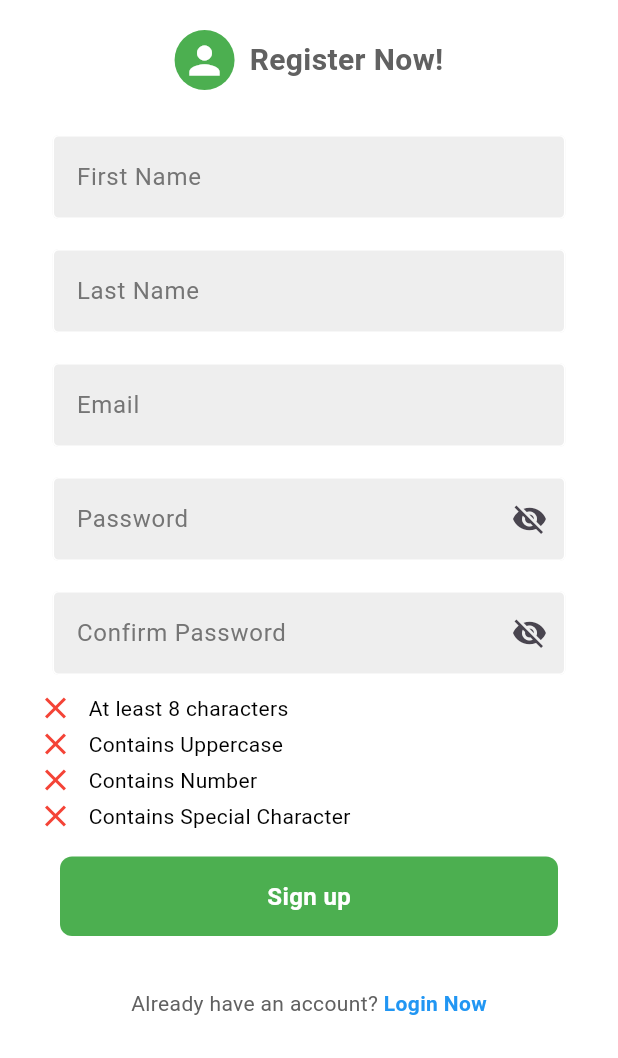
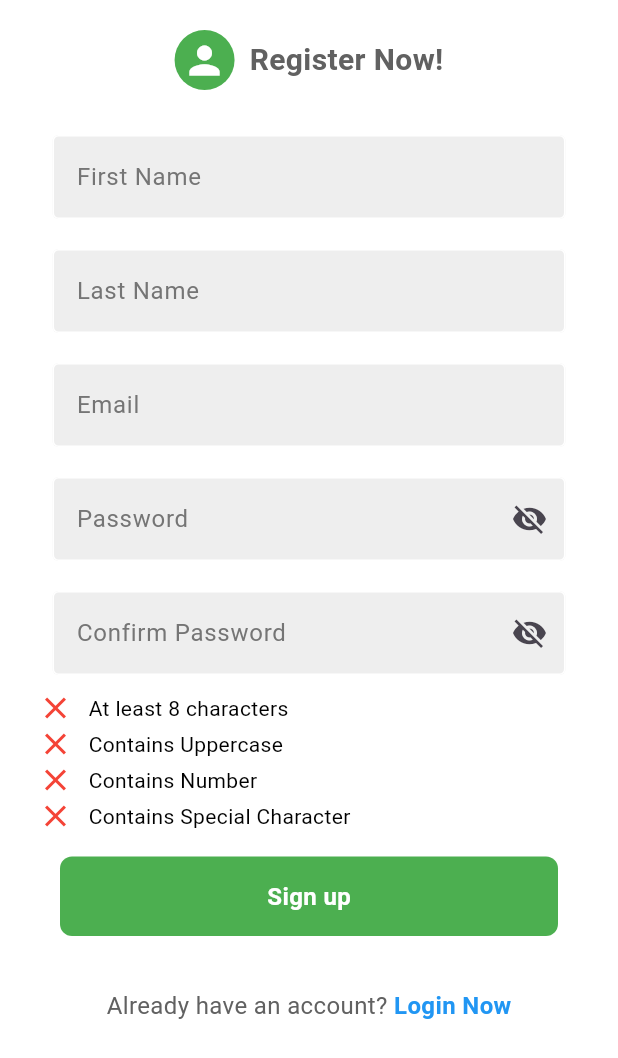
Before and after one commit to 40125789/shelfaware_app, a Flutter app: the screen it shows after launch, after a tap on "Register Now", on a phone screen of 412 x 824 dp. Shown: the top 1058 px of the screen. Run offline on Flutter 3.47's test engine with Material 3 defaults, Android fonts, the phone set to English and light mode, and no system bars; our stand-ins replace badges, cached_network_image, camera, cloud_firestore, equatable, firebase_auth and 24 more; missing offline and left inert: barcode_scan2, dart:ffi, fake_cloud_firestore, firebase_app_check, firebase_auth_mocks, fuzzy and 3 more; accounts and stored records are empty; project files that could hold a hidden picture were left out.

Commit message:
Refactor: Update font size for text elements in login and register pages for improved readability.

```diff
--- a/lib/pages/login_page.dart
+++ b/lib/pages/login_page.dart
@@ -146,10 +146,10 @@ class _LoginPageState extends State<LoginPage> {
                     child: const Text(
                       'Forgot password?',
                       style: TextStyle(
-                          color: Colors.blue, fontWeight: FontWeight.bold),
+                        color: Colors.blue, fontWeight: FontWeight.bold, fontSize: 16),
+                    ),
                     ),
                   ),
-                ),
                 const SizedBox(height: 15),
 
                 // Sign-in button
@@ -166,17 +166,27 @@ class _LoginPageState extends State<LoginPage> {
                 Row(
                   mainAxisAlignment: MainAxisAlignment.center,
                   children: [
-                    Text('Not a member?',
-                        style: TextStyle(color: Colors.grey[700])),
-                    const SizedBox(width: 4),
+                  Text(
+                    'Not a member?',
+                    style: TextStyle(
+                    color: Colors.grey[700],
+                    fontSize: 16,
+                    ),
+                  ),
+                  const SizedBox(width: 4),
                     GestureDetector(
                       onTap: widget.onTap,
                       child: const Text(
-                        'Register Now',
-                        style: TextStyle(
-                            color: Colors.blue, fontWeight: FontWeight.bold),
+                      'Register Now',
+                      style: TextStyle(
+                        color: Colors.blue,
+                        fontWeight: FontWeight.bold,
+                        fontSize: 16,
+                      ),
                       ),
                     ),
+
+
                   ],
                 ),
               ],
--- a/lib/pages/register_page.dart
+++ b/lib/pages/register_page.dart
@@ -271,7 +271,7 @@ class _RegisterPageState extends State<RegisterPage> {
                     children: [
                       Text(
                         'Already have an account?',
-                        style: TextStyle(color: Colors.grey[700]),
+                        style: TextStyle(color: Colors.grey[700], fontSize: 16),
                       ),
                       GestureDetector(
                         onTap: widget.onTap,
@@ -280,6 +280,7 @@ class _RegisterPageState extends State<RegisterPage> {
                           style: TextStyle(
                             color: Colors.blue,
                             fontWeight: FontWeight.bold,
+                            fontSize: 16,
                           ),
                         ),
                       ),
```
